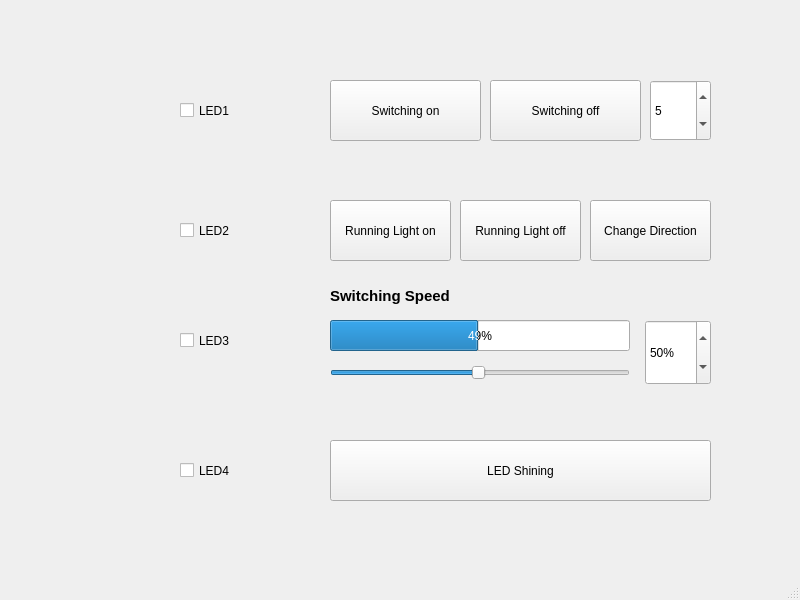
Old version of the form Lab3/mainwindow.ui in the repository ZoeChengYu/EMSL_2026f.
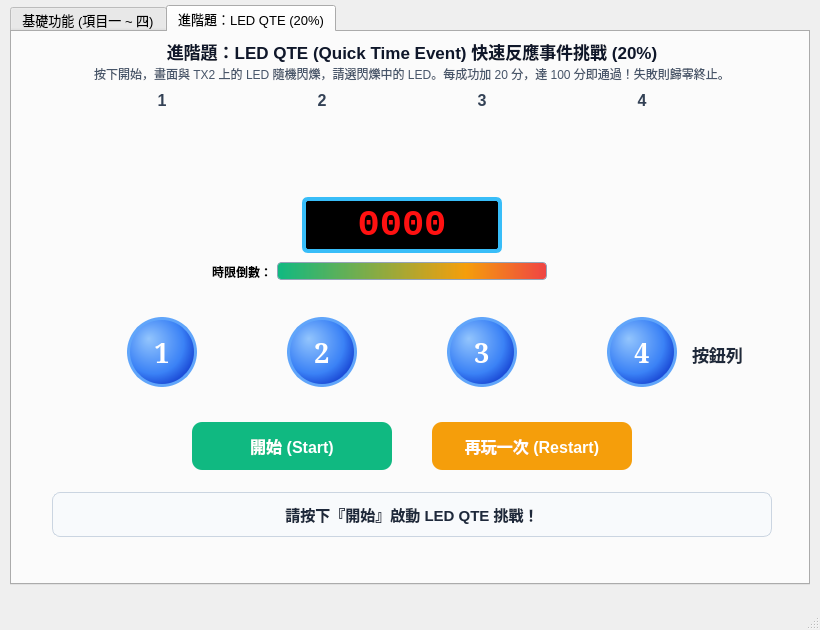
New version of the form. Icons and pictures are not drawn.

Patch:
```diff
--- a/Lab3/mainwindow.ui
+++ b/Lab3/mainwindow.ui
@@ -6,14 +6,35 @@
    <rect>
     <x>0</x>
     <y>0</y>
-    <width>800</width>
-    <height>600</height>
+    <width>820</width>
+    <height>630</height>
    </rect>
   </property>
   <property name="windowTitle">
    <string>MainWindow</string>
   </property>
   <widget class="QWidget" name="centralwidget">
+   <widget class="QTabWidget" name="tabWidget">
+    <property name="geometry">
+     <rect>
+      <x>10</x>
+      <y>5</y>
+      <width>800</width>
+      <height>580</height>
+     </rect>
+    </property>
+    <property name="font">
+     <font>
+      <pointsize>10</pointsize>
+     </font>
+    </property>
+    <property name="currentIndex">
+     <number>1</number>
+    </property>
+    <widget class="QWidget" name="tabBasic">
+     <attribute name="title">
+      <string>基礎功能 (項目一 ~ 四)</string>
+     </attribute>
    <widget class="QPushButton" name="ledShiningBtn">
     <property name="geometry">
      <rect>
@@ -34,7 +55,7 @@
     <property name="geometry">
      <rect>
       <x>90</x>
-      <y>70</y>
+        <y>50</y>
       <width>71</width>
       <height>71</height>
      </rect>
@@ -53,7 +74,7 @@
     <property name="geometry">
      <rect>
       <x>180</x>
-      <y>80</y>
+        <y>60</y>
       <width>81</width>
       <height>61</height>
      </rect>
@@ -91,7 +112,7 @@
     <property name="geometry">
      <rect>
       <x>330</x>
-      <y>80</y>
+        <y>60</y>
       <width>151</width>
       <height>61</height>
      </rect>
@@ -107,7 +128,7 @@
     <property name="geometry">
      <rect>
       <x>490</x>
-      <y>80</y>
+        <y>60</y>
       <width>151</width>
       <height>61</height>
      </rect>
@@ -123,7 +144,7 @@
     <property name="geometry">
      <rect>
       <x>330</x>
-      <y>200</y>
+        <y>180</y>
       <width>121</width>
       <height>61</height>
      </rect>
@@ -139,7 +160,7 @@
     <property name="geometry">
      <rect>
       <x>330</x>
-      <y>280</y>
+        <y>260</y>
       <width>200</width>
       <height>31</height>
      </rect>
@@ -158,7 +179,7 @@
     <property name="geometry">
      <rect>
       <x>330</x>
-      <y>320</y>
+        <y>300</y>
       <width>300</width>
       <height>31</height>
      </rect>
@@ -174,7 +195,7 @@
      <property name="geometry">
       <rect>
        <x>645</x>
-       <y>320</y>
+        <y>300</y>
        <width>66</width>
        <height>65</height>
       </rect>
@@ -196,7 +217,7 @@
     <property name="geometry">
      <rect>
       <x>650</x>
-      <y>80</y>
+        <y>60</y>
       <width>61</width>
       <height>61</height>
      </rect>
@@ -215,7 +236,7 @@
     <property name="geometry">
      <rect>
       <x>460</x>
-      <y>200</y>
+        <y>180</y>
       <width>121</width>
       <height>61</height>
      </rect>
@@ -231,7 +252,7 @@
     <property name="geometry">
      <rect>
       <x>590</x>
-      <y>200</y>
+        <y>180</y>
       <width>121</width>
       <height>61</height>
      </rect>
@@ -266,7 +287,7 @@
     <property name="geometry">
      <rect>
       <x>90</x>
-      <y>310</y>
+        <y>290</y>
       <width>71</width>
       <height>71</height>
      </rect>
@@ -285,7 +306,7 @@
     <property name="geometry">
      <rect>
       <x>90</x>
-      <y>430</y>
+        <y>410</y>
       <width>71</width>
       <height>71</height>
      </rect>
@@ -304,7 +325,7 @@
     <property name="geometry">
      <rect>
       <x>180</x>
-      <y>200</y>
+        <y>180</y>
       <width>81</width>
       <height>61</height>
      </rect>
@@ -320,7 +341,7 @@
     <property name="geometry">
      <rect>
       <x>180</x>
-      <y>310</y>
+        <y>290</y>
       <width>81</width>
       <height>61</height>
      </rect>
@@ -336,7 +357,7 @@
     <property name="geometry">
      <rect>
       <x>180</x>
-      <y>440</y>
+        <y>420</y>
       <width>81</width>
       <height>61</height>
      </rect>
@@ -349,6 +370,535 @@
     </property>
    </widget>
   </widget>
+    <widget class="QWidget" name="tabQTE">
+     <attribute name="title">
+      <string>進階題：LED QTE (20%)</string>
+     </attribute>
+     <!-- 頂部標題說明 -->
+     <widget class="QLabel" name="qteHeaderLabel">
+      <property name="geometry">
+       <rect>
+        <x>30</x>
+        <y>6</y>
+        <width>740</width>
+        <height>26</height>
+       </rect>
+      </property>
+      <property name="font">
+       <font>
+        <pointsize>13</pointsize>
+        <bold>true</bold>
+       </font>
+      </property>
+      <property name="styleSheet">
+       <string notr="true">color: #0f172a;</string>
+      </property>
+      <property name="text">
+       <string>進階題：LED QTE (Quick Time Event) 快速反應事件挑戰 (20%)</string>
+      </property>
+      <property name="alignment">
+       <set>Qt::AlignCenter</set>
+      </property>
+     </widget>
+     <widget class="QLabel" name="qteDescLabel">
+      <property name="geometry">
+       <rect>
+        <x>30</x>
+        <y>32</y>
+        <width>740</width>
+        <height>20</height>
+       </rect>
+      </property>
+      <property name="font">
+       <font>
+        <pointsize>9</pointsize>
+       </font>
+      </property>
+      <property name="styleSheet">
+       <string notr="true">color: #475569;</string>
+      </property>
+      <property name="text">
+       <string>按下開始，畫面與 TX2 上的 LED 隨機閃爍，請選閃爍中的 LED。每成功加 20 分，達 100 分即通過！失敗則歸零終止。</string>
+      </property>
+      <property name="alignment">
+       <set>Qt::AlignCenter</set>
+      </property>
+     </widget>
+     <!-- 4 顆 LED 燈泡列 (與示意圖垂直對齊) -->
+     <widget class="QLabel" name="qteLedText0">
+      <property name="geometry">
+       <rect>
+        <x>115</x>
+        <y>58</y>
+        <width>70</width>
+        <height>20</height>
+       </rect>
+      </property>
+      <property name="font">
+       <font>
+        <pointsize>12</pointsize>
+        <bold>true</bold>
+       </font>
+      </property>
+      <property name="styleSheet">
+       <string notr="true">color: #334155;</string>
+      </property>
+      <property name="text">
+       <string>1</string>
+      </property>
+      <property name="alignment">
+       <set>Qt::AlignCenter</set>
+      </property>
+     </widget>
+     <widget class="QLabel" name="qteLed0">
+      <property name="geometry">
+       <rect>
+        <x>115</x>
+        <y>80</y>
+        <width>70</width>
+        <height>70</height>
+       </rect>
+      </property>
+      <property name="text">
+       <string/>
+      </property>
+      <property name="pixmap">
+       <pixmap resource="file.qrc">:/new/prefix1/Redstone_Lamp_JE3_BE2.png</pixmap>
+      </property>
+      <property name="scaledContents">
+       <bool>true</bool>
+      </property>
+     </widget>
+     <widget class="QLabel" name="qteLedText1">
+      <property name="geometry">
+       <rect>
+        <x>275</x>
+        <y>58</y>
+        <width>70</width>
+        <height>20</height>
+       </rect>
+      </property>
+      <property name="font">
+       <font>
+        <pointsize>12</pointsize>
+        <bold>true</bold>
+       </font>
+      </property>
+      <property name="styleSheet">
+       <string notr="true">color: #334155;</string>
+      </property>
+      <property name="text">
+       <string>2</string>
+      </property>
+      <property name="alignment">
+       <set>Qt::AlignCenter</set>
+      </property>
+     </widget>
+     <widget class="QLabel" name="qteLed1">
+      <property name="geometry">
+       <rect>
+        <x>275</x>
+        <y>80</y>
+        <width>70</width>
+        <height>70</height>
+       </rect>
+      </property>
+      <property name="text">
+       <string/>
+      </property>
+      <property name="pixmap">
+       <pixmap resource="file.qrc">:/new/prefix1/Redstone_Lamp_JE3_BE2.png</pixmap>
+      </property>
+      <property name="scaledContents">
+       <bool>true</bool>
+      </property>
+     </widget>
+     <widget class="QLabel" name="qteLedText2">
+      <property name="geometry">
+       <rect>
+        <x>435</x>
+        <y>58</y>
+        <width>70</width>
+        <height>20</height>
+       </rect>
+      </property>
+      <property name="font">
+       <font>
+        <pointsize>12</pointsize>
+        <bold>true</bold>
+       </font>
+      </property>
+      <property name="styleSheet">
+       <string notr="true">color: #334155;</string>
+      </property>
+      <property name="text">
+       <string>3</string>
+      </property>
+      <property name="alignment">
+       <set>Qt::AlignCenter</set>
+      </property>
+     </widget>
+     <widget class="QLabel" name="qteLed2">
+      <property name="geometry">
+       <rect>
+        <x>435</x>
+        <y>80</y>
+        <width>70</width>
+        <height>70</height>
+       </rect>
+      </property>
+      <property name="text">
+       <string/>
+      </property>
+      <property name="pixmap">
+       <pixmap resource="file.qrc">:/new/prefix1/Redstone_Lamp_JE3_BE2.png</pixmap>
+      </property>
+      <property name="scaledContents">
+       <bool>true</bool>
+      </property>
+     </widget>
+     <widget class="QLabel" name="qteLedText3">
+      <property name="geometry">
+       <rect>
+        <x>595</x>
+        <y>58</y>
+        <width>70</width>
+        <height>20</height>
+       </rect>
+      </property>
+      <property name="font">
+       <font>
+        <pointsize>12</pointsize>
+        <bold>true</bold>
+       </font>
+      </property>
+      <property name="styleSheet">
+       <string notr="true">color: #334155;</string>
+      </property>
+      <property name="text">
+       <string>4</string>
+      </property>
+      <property name="alignment">
+       <set>Qt::AlignCenter</set>
+      </property>
+     </widget>
+     <widget class="QLabel" name="qteLed3">
+      <property name="geometry">
+       <rect>
+        <x>595</x>
+        <y>80</y>
+        <width>70</width>
+        <height>70</height>
+       </rect>
+      </property>
+      <property name="text">
+       <string/>
+      </property>
+      <property name="pixmap">
+       <pixmap resource="file.qrc">:/new/prefix1/Redstone_Lamp_JE3_BE2.png</pixmap>
+      </property>
+      <property name="scaledContents">
+       <bool>true</bool>
+      </property>
+     </widget>
+     <!-- 中央計分板 (仿示意圖 0020 電子藍框紅字) -->
+     <widget class="QLabel" name="qteScoreBox">
+      <property name="geometry">
+       <rect>
+        <x>290</x>
+        <y>165</y>
+        <width>200</width>
+        <height>56</height>
+       </rect>
+      </property>
+      <property name="font">
+       <font>
+        <pointsize>28</pointsize>
+        <bold>true</bold>
+       </font>
+      </property>
+      <property name="styleSheet">
+       <string notr="true">background-color: #000000; color: #ff1111; border: 4px solid #38bdf8; border-radius: 6px; font-family: Consolas, monospace; padding: 2px;</string>
+      </property>
+      <property name="text">
+       <string>0000</string>
+      </property>
+      <property name="alignment">
+       <set>Qt::AlignCenter</set>
+      </property>
+     </widget>
+     <!-- 動態得分 +20 浮動標籤 (預設隱藏或清空，按對時發光) -->
+     <widget class="QLabel" name="qteBonusLabel">
+      <property name="geometry">
+       <rect>
+        <x>275</x>
+        <y>245</y>
+        <width>70</width>
+        <height>35</height>
+       </rect>
+      </property>
+      <property name="font">
+       <font>
+        <pointsize>22</pointsize>
+        <bold>true</bold>
+       </font>
+      </property>
+      <property name="styleSheet">
+       <string notr="true">color: #ea580c; font-weight: bold; font-family: serif;</string>
+      </property>
+      <property name="text">
+       <string/>
+      </property>
+      <property name="alignment">
+       <set>Qt::AlignCenter</set>
+      </property>
+     </widget>
+     <!-- 反應時間倒數條 -->
+     <widget class="QLabel" name="qteTimeTitle">
+      <property name="geometry">
+       <rect>
+        <x>180</x>
+        <y>230</y>
+        <width>80</width>
+        <height>20</height>
+       </rect>
+      </property>
+      <property name="font">
+       <font>
+        <pointsize>9</pointsize>
+        <bold>true</bold>
+       </font>
+      </property>
+      <property name="text">
+       <string>時限倒數：</string>
+      </property>
+      <property name="alignment">
+       <set>Qt::AlignRight|Qt::AlignVCenter</set>
+      </property>
+     </widget>
+     <widget class="QProgressBar" name="qteTimeBar">
+      <property name="geometry">
+       <rect>
+        <x>265</x>
+        <y>230</y>
+        <width>270</width>
+        <height>18</height>
+       </rect>
+      </property>
+      <property name="maximum">
+       <number>3000</number>
+      </property>
+      <property name="value">
+       <number>3000</number>
+      </property>
+      <property name="textVisible">
+       <bool>false</bool>
+      </property>
+      <property name="styleSheet">
+       <string notr="true">QProgressBar { border: 1px solid #94a3b8; border-radius: 4px; background: #e2e8f0; } QProgressBar::chunk { background: qlineargradient(x1:0, y1:0, x2:1, y2:0, stop:0 #10b981, stop:0.7 #f59e0b, stop:1 #ef4444); border-radius: 3px; }</string>
+      </property>
+     </widget>
+     <!-- 按鈕列標籤 (示意圖: 按鈕列) -->
+     <widget class="QLabel" name="qteBtnRowLabel">
+      <property name="geometry">
+       <rect>
+        <x>680</x>
+        <y>305</y>
+        <width>85</width>
+        <height>35</height>
+       </rect>
+      </property>
+      <property name="font">
+       <font>
+        <pointsize>13</pointsize>
+        <bold>true</bold>
+       </font>
+      </property>
+      <property name="styleSheet">
+       <string notr="true">color: #1e293b;</string>
+      </property>
+      <property name="text">
+       <string>按鈕列</string>
+      </property>
+      <property name="alignment">
+       <set>Qt::AlignLeading|Qt::AlignLeft|Qt::AlignVCenter</set>
+      </property>
+     </widget>
+     <!-- 4 顆圓形按鈕 (示意圖圓形立體球體風格，直徑 70px) -->
+     <widget class="QPushButton" name="qteBtn0">
+      <property name="geometry">
+       <rect>
+        <x>115</x>
+        <y>285</y>
+        <width>70</width>
+        <height>70</height>
+       </rect>
+      </property>
+      <property name="font">
+       <font>
+        <pointsize>20</pointsize>
+        <bold>true</bold>
+       </font>
+      </property>
+      <property name="styleSheet">
+       <string notr="true">QPushButton { background: qradialgradient(cx:0.4, cy:0.4, radius:0.6, fx:0.3, fy:0.3, stop:0 #93c5fd, stop:0.75 #3b82f6, stop:1 #1d4ed8); color: white; border: 3px solid #60a5fa; border-radius: 35px; font-family: serif; } QPushButton:hover { background: qradialgradient(cx:0.4, cy:0.4, radius:0.6, fx:0.3, fy:0.3, stop:0 #bfdbfe, stop:0.75 #60a5fa, stop:1 #2563eb); } QPushButton:pressed { background: #1d4ed8; }</string>
+      </property>
+      <property name="text">
+       <string>1</string>
+      </property>
+      <property name="shortcut">
+       <string>1</string>
+      </property>
+     </widget>
+     <widget class="QPushButton" name="qteBtn1">
+      <property name="geometry">
+       <rect>
+        <x>275</x>
+        <y>285</y>
+        <width>70</width>
+        <height>70</height>
+       </rect>
+      </property>
+      <property name="font">
+       <font>
+        <pointsize>20</pointsize>
+        <bold>true</bold>
+       </font>
+      </property>
+      <property name="styleSheet">
+       <string notr="true">QPushButton { background: qradialgradient(cx:0.4, cy:0.4, radius:0.6, fx:0.3, fy:0.3, stop:0 #93c5fd, stop:0.75 #3b82f6, stop:1 #1d4ed8); color: white; border: 3px solid #60a5fa; border-radius: 35px; font-family: serif; } QPushButton:hover { background: qradialgradient(cx:0.4, cy:0.4, radius:0.6, fx:0.3, fy:0.3, stop:0 #bfdbfe, stop:0.75 #60a5fa, stop:1 #2563eb); } QPushButton:pressed { background: #1d4ed8; }</string>
+      </property>
+      <property name="text">
+       <string>2</string>
+      </property>
+      <property name="shortcut">
+       <string>2</string>
+      </property>
+     </widget>
+     <widget class="QPushButton" name="qteBtn2">
+      <property name="geometry">
+       <rect>
+        <x>435</x>
+        <y>285</y>
+        <width>70</width>
+        <height>70</height>
+       </rect>
+      </property>
+      <property name="font">
+       <font>
+        <pointsize>20</pointsize>
+        <bold>true</bold>
+       </font>
+      </property>
+      <property name="styleSheet">
+       <string notr="true">QPushButton { background: qradialgradient(cx:0.4, cy:0.4, radius:0.6, fx:0.3, fy:0.3, stop:0 #93c5fd, stop:0.75 #3b82f6, stop:1 #1d4ed8); color: white; border: 3px solid #60a5fa; border-radius: 35px; font-family: serif; } QPushButton:hover { background: qradialgradient(cx:0.4, cy:0.4, radius:0.6, fx:0.3, fy:0.3, stop:0 #bfdbfe, stop:0.75 #60a5fa, stop:1 #2563eb); } QPushButton:pressed { background: #1d4ed8; }</string>
+      </property>
+      <property name="text">
+       <string>3</string>
+      </property>
+      <property name="shortcut">
+       <string>3</string>
+      </property>
+     </widget>
+     <widget class="QPushButton" name="qteBtn3">
+      <property name="geometry">
+       <rect>
+        <x>595</x>
+        <y>285</y>
+        <width>70</width>
+        <height>70</height>
+       </rect>
+      </property>
+      <property name="font">
+       <font>
+        <pointsize>20</pointsize>
+        <bold>true</bold>
+       </font>
+      </property>
+      <property name="styleSheet">
+       <string notr="true">QPushButton { background: qradialgradient(cx:0.4, cy:0.4, radius:0.6, fx:0.3, fy:0.3, stop:0 #93c5fd, stop:0.75 #3b82f6, stop:1 #1d4ed8); color: white; border: 3px solid #60a5fa; border-radius: 35px; font-family: serif; } QPushButton:hover { background: qradialgradient(cx:0.4, cy:0.4, radius:0.6, fx:0.3, fy:0.3, stop:0 #bfdbfe, stop:0.75 #60a5fa, stop:1 #2563eb); } QPushButton:pressed { background: #1d4ed8; }</string>
+      </property>
+      <property name="text">
+       <string>4</string>
+      </property>
+      <property name="shortcut">
+       <string>4</string>
+      </property>
+     </widget>
+     <!-- 開始按鈕與再玩一次按鈕 -->
+     <widget class="QPushButton" name="qteStartBtn">
+      <property name="geometry">
+       <rect>
+        <x>180</x>
+        <y>390</y>
+        <width>200</width>
+        <height>48</height>
+       </rect>
+      </property>
+      <property name="font">
+       <font>
+        <pointsize>12</pointsize>
+        <bold>true</bold>
+       </font>
+      </property>
+      <property name="styleSheet">
+       <string notr="true">QPushButton { background-color: #10b981; color: white; border-radius: 10px; } QPushButton:hover { background-color: #059669; } QPushButton:pressed { background-color: #047857; }</string>
+      </property>
+      <property name="text">
+       <string>開始 (Start)</string>
+      </property>
+     </widget>
+     <widget class="QPushButton" name="qteRestartBtn">
+      <property name="geometry">
+       <rect>
+        <x>420</x>
+        <y>390</y>
+        <width>200</width>
+        <height>48</height>
+       </rect>
+      </property>
+      <property name="font">
+       <font>
+        <pointsize>12</pointsize>
+        <bold>true</bold>
+       </font>
+      </property>
+      <property name="styleSheet">
+       <string notr="true">QPushButton { background-color: #f59e0b; color: white; border-radius: 10px; } QPushButton:hover { background-color: #d97706; } QPushButton:pressed { background-color: #b45309; }</string>
+      </property>
+      <property name="text">
+       <string>再玩一次 (Restart)</string>
+      </property>
+     </widget>
+     <!-- 底部狀態提示資訊 -->
+     <widget class="QLabel" name="qteStatusLabel">
+      <property name="geometry">
+       <rect>
+        <x>40</x>
+        <y>460</y>
+        <width>720</width>
+        <height>45</height>
+       </rect>
+      </property>
+      <property name="font">
+       <font>
+        <pointsize>11</pointsize>
+        <bold>true</bold>
+       </font>
+      </property>
+      <property name="styleSheet">
+       <string notr="true">color: #1e293b; background-color: #f8fafc; border: 1px solid #cbd5e1; border-radius: 8px; padding: 4px;</string>
+      </property>
+      <property name="text">
+       <string>請按下『開始』啟動 LED QTE 挑戰！</string>
+      </property>
+      <property name="alignment">
+       <set>Qt::AlignCenter</set>
+      </property>
+     </widget>
+    </widget>
+   </widget>
+  </widget>
   <widget class="QMenuBar" name="menubar">
    <property name="geometry">
     <rect>
```
Left out of the diff: 44 changed lines with no effect on the pictures. Lines whose indentation alone changed are shown as unchanged.
